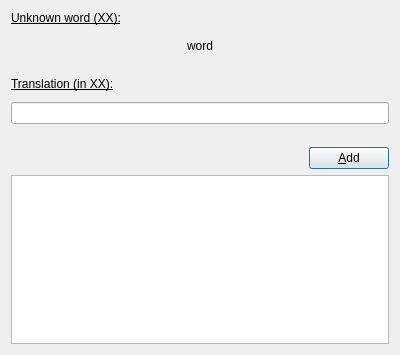
The window that translationdialog.ui (TutorExilius/MyCuteThesaurus) describes before a commit, drawn with Qt 5.
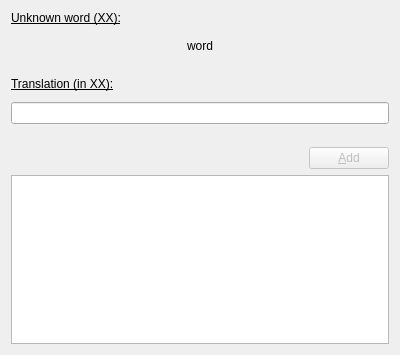
The same window after the commit.

Diff of the .ui file:
```diff
--- a/translationdialog.ui
+++ b/translationdialog.ui
@@ -203,6 +203,9 @@
      </item>
      <item>
       <widget class="QPushButton" name="pushButton_add">
+       <property name="enabled">
+        <bool>false</bool>
+       </property>
        <property name="font">
         <font>
          <pointsize>9</pointsize>
```
